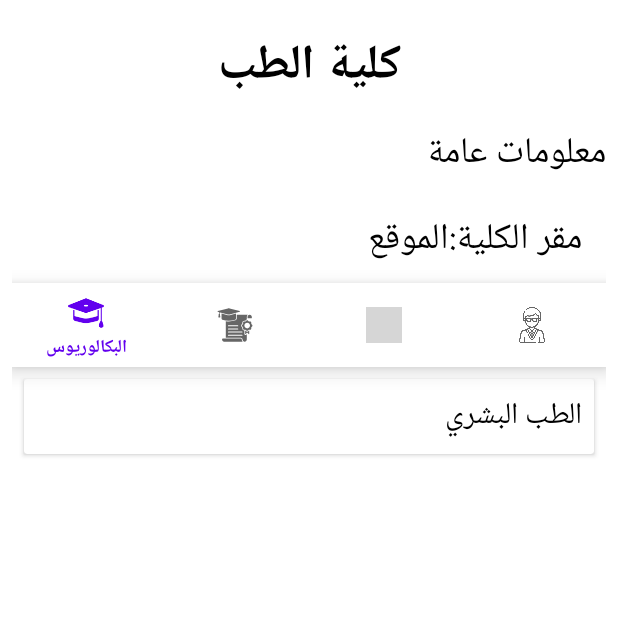
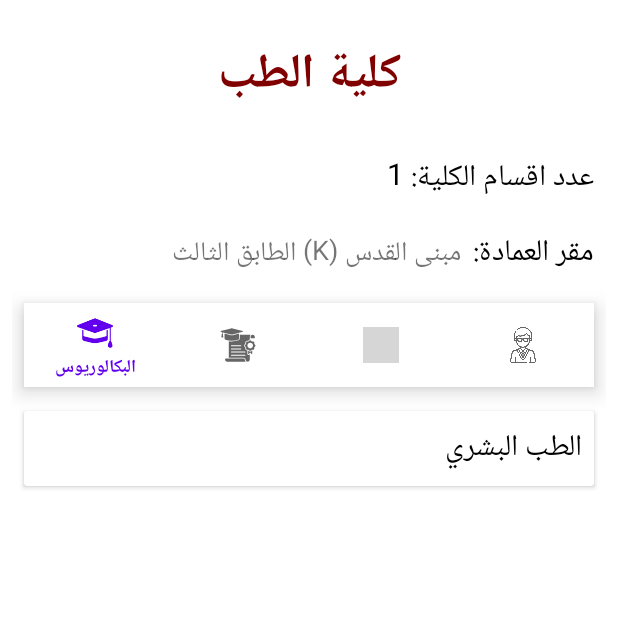
Before and after one commit to YousefKhrais/IUG_Guide, an Android app: the screen it shows after launch (CollegeDetails), after a tap on an icon or button, on a phone screen of 412 x 824 dp, the top half of it. Run offline under Robolectric (Android 15) with nearby library versions, the phone set to English and light mode, and no system bars; our stand-ins replace navigation-ui; grey boxes are pictures that could not be loaded.

Commit message:
Small Changes

```diff
--- a/app/src/main/java/com/yousef/iugguide/ui/home/HomeFragment.java
+++ b/app/src/main/java/com/yousef/iugguide/ui/home/HomeFragment.java
@@ -42,7 +42,7 @@ public class HomeFragment extends Fragment implements View.OnClickListener {
 //        homeItems.add(new HomeItem("button_faq", "أسئلة شائعة", R.drawable.ic_faq4));
 //        homeItems.add(new HomeItem("button_acceptance_key", "مفتاح القبول", R.drawable.ic_percentage));
 
-        homeItems.add(new HomeItem("button_registration_guide", "دليل التسجيل", R.drawable.ic_guide));
+        homeItems.add(new HomeItem("button_registration_guide", "دليل الالتحاق", R.drawable.ic_guide));
         homeItems.add(new HomeItem("button_acceptance_key", "مفتاح القبول", R.drawable.ic_key));
         homeItems.add(new HomeItem("button_university_facilities", "مرافق الجامعة", R.drawable.ic_facilities));
         homeItems.add(new HomeItem("button_map", "تجول في الجامعة", R.drawable.ic_map));
@@ -85,7 +85,7 @@ public class HomeFragment extends Fragment implements View.OnClickListener {
 
     private void openVolunteerWorkGuide() {
         VolunteerWorkBottomSheetDialog volunteerWorkBottomSheetDialog = new VolunteerWorkBottomSheetDialog();
-        volunteerWorkBottomSheetDialog.setCancelable(false);
+        volunteerWorkBottomSheetDialog.setCancelable(true);
         volunteerWorkBottomSheetDialog.show(getChildFragmentManager(), "volunteerWorkBottomSheetDialog");
     }
 
--- a/app/src/main/java/com/yousef/iugguide/ui/home/VolunteerWorkBottomSheetDialog.java
+++ b/app/src/main/java/com/yousef/iugguide/ui/home/VolunteerWorkBottomSheetDialog.java
@@ -22,7 +22,7 @@ public class VolunteerWorkBottomSheetDialog extends BottomSheetDialogFragment {
     @Override
     public View onCreateView(@NonNull LayoutInflater inflater, @Nullable ViewGroup container, @Nullable Bundle savedInstanceState) {
         View rootView = inflater.inflate(R.layout.bottomsheet_volunteer_work, container, false);
-        rootView.findViewById(R.id.cancelButton).setOnClickListener(view -> dismiss());
+//        rootView.findViewById(R.id.cancelButton).setOnClickListener(view -> dismiss());
         return rootView;
     }
 
@@ -48,6 +48,8 @@ public class VolunteerWorkBottomSheetDialog extends BottomSheetDialogFragment {
 //        }
 //        bottomSheet.setLayoutParams(layoutParams);
         behavior.setState(BottomSheetBehavior.STATE_EXPANDED);
+        behavior.setSkipCollapsed(true);
+        behavior.setDraggable(false);
     }
 
     private int getWindowHeight() {
--- a/app/src/main/res/layout/activity_college_details.xml
+++ b/app/src/main/res/layout/activity_college_details.xml
@@ -16,10 +16,10 @@
             android:id="@+id/college_name_textview"
             android:layout_width="match_parent"
             android:layout_height="wrap_content"
-            android:layout_marginTop="10dp"
+            android:layout_margin="16dp"
             android:text="@string/temp_college_title"
             android:textAlignment="center"
-            android:textColor="@color/black"
+            android:textColor="#800000"
             android:textDirection="rtl"
             android:textSize="32sp"
             android:textStyle="bold" />
@@ -28,45 +28,43 @@
             android:id="@+id/college_info_textview"
             android:layout_width="match_parent"
             android:layout_height="wrap_content"
-            android:layout_marginTop="10dp"
+            android:layout_margin="8dp"
             android:text="@string/temp_college_info"
             android:textColor="@color/black"
             android:textDirection="rtl"
-            android:textSize="24sp" />
+            android:textSize="20sp" />
 
         <LinearLayout
             android:layout_width="match_parent"
             android:layout_height="wrap_content"
+            android:layout_margin="8dp"
             android:gravity="right"
             android:layoutDirection="rtl"
-            android:orientation="horizontal"
-            android:padding="8dp">
+            android:orientation="horizontal">
 
             <TextView
                 android:layout_width="wrap_content"
                 android:layout_height="wrap_content"
-                android:layout_marginStart="8dp"
-                android:layout_marginTop="8dp"
+                android:layout_marginLeft="8dp"
                 android:text="@string/college_location"
                 android:textColor="@color/black"
                 android:textDirection="rtl"
-                android:textSize="24sp" />
+                android:textSize="20sp" />
 
             <TextView
                 android:id="@+id/college_location_textview"
                 android:layout_width="wrap_content"
                 android:layout_height="wrap_content"
-                android:layout_marginTop="8dp"
                 android:text="@string/temp_college_location"
-                android:textColor="@color/black"
                 android:textDirection="rtl"
-                android:textSize="24sp" />
+                android:textSize="18sp" />
         </LinearLayout>
 
         <com.google.android.material.bottomnavigation.BottomNavigationView
             android:id="@+id/department_nav_view"
             android:layout_width="match_parent"
             android:layout_height="wrap_content"
+            android:layout_margin="8dp"
             android:background="?android:attr/windowBackground"
             app:layout_constraintBottom_toBottomOf="parent"
             app:layout_constraintLeft_toLeftOf="parent"
@@ -87,8 +85,8 @@
                 android:id="@+id/info_text"
                 android:layout_width="wrap_content"
                 android:layout_height="32dp"
+                android:layout_margin="16dp"
                 android:gravity="center"
-                android:layout_margin="16dp"
                 android:text="@string/empty_department_message"
                 android:textColor="@color/black"
                 android:textSize="16sp"
--- a/app/src/main/res/layout/bottomsheet_faq.xml
+++ b/app/src/main/res/layout/bottomsheet_faq.xml
@@ -30,7 +30,6 @@
         app:layout_constraintEnd_toEndOf="parent"
         app:layout_constraintStart_toStartOf="parent" />
 
-
     <androidx.recyclerview.widget.RecyclerView
         android:id="@+id/faq_rv"
         android:layout_width="match_parent"
--- a/app/src/main/res/raw/colleges.json
+++ b/app/src/main/res/raw/colleges.json
@@ -2,13 +2,13 @@
   "colleges": [
     {
       "num_of_student": "55",
-            "location": "الموقع",
+      "location": "مبنى القدس (K) الطابق الثالث",
       "image": "mid",
       "PHD_programs": "دكتوراة",
       "Masters_programs": "ماجستير",
       "Bachelor_programs": "بكالوريوس",
       "facebookLink": "https://www.facebook.com/medicine.iug/",
-            "basic_info": "معلومات عامة",
+      "basic_info": "عدد اقسام الكلية: 1",
       "name": "كلية الطب",
       "Id": "1"
     },
--- a/app/src/main/res/values/strings.xml
+++ b/app/src/main/res/values/strings.xml
@@ -36,6 +36,6 @@
     <string name="temp_department_name">كلية تكنلوجيا المعلومات</string>
 
     <string name="building_key">رمز المبنى :</string>
-    <string name="college_location">مقر الكلية:</string>
+    <string name="college_location">مقر العمادة:</string>
     <string name="empty_department_message">لا يوجد أقسام هنا</string>
 </resources>
```
Also changed, not shown: app/src/main/res/layout/activity_registration_guide.xml (+13 -2 lines), app/src/main/res/layout/bottomsheet_volunteer_work.xml (+4 -23 lines). Lines whose indentation alone changed are shown as unchanged.
